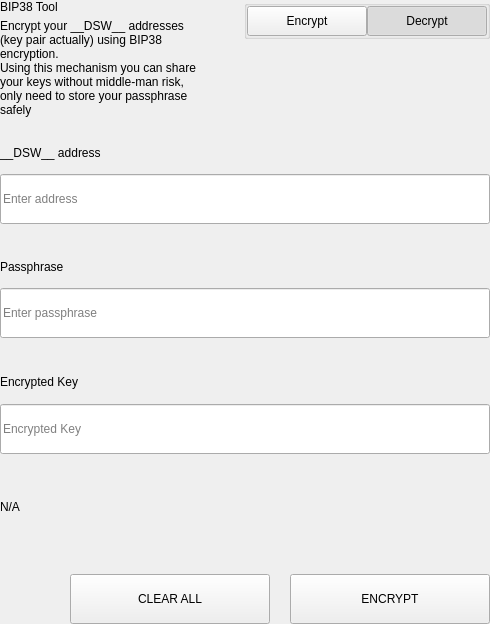
Above: src/qt/pivx/settings/forms/settingsbittoolwidget.ui from decenomy/DSW before the change. Below: the same form after it.
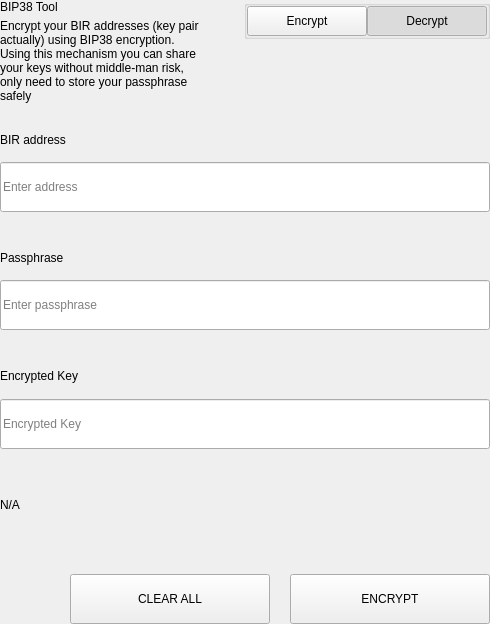
That is the form after the change.

```diff
--- a/src/qt/pivx/settings/forms/settingsbittoolwidget.ui
+++ b/src/qt/pivx/settings/forms/settingsbittoolwidget.ui
@@ -69,7 +69,7 @@
             <item>
              <widget class="QLabel" name="labelSubtitle1">
               <property name="text">
-               <string>Encrypt your __DSW__ addresses (key pair actually) using BIP38 encryption.
+               <string>Encrypt your BIR addresses (key pair actually) using BIP38 encryption.
 Using this mechanism you can share your keys without middle-man risk, only need to store your passphrase safely</string>
               </property>
               <property name="wordWrap">
@@ -657,7 +657,7 @@
                   </size>
                  </property>
                  <property name="text">
-                  <string>__DSW__ address</string>
+                  <string>BIR address</string>
                  </property>
                 </widget>
                </item>
```
